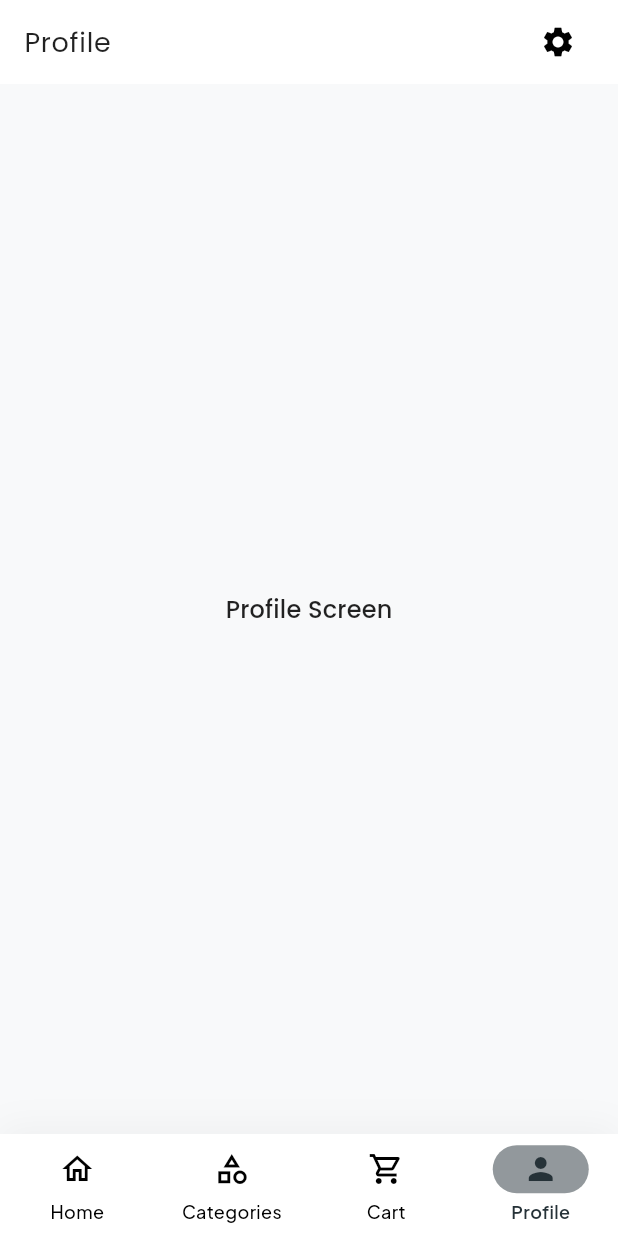
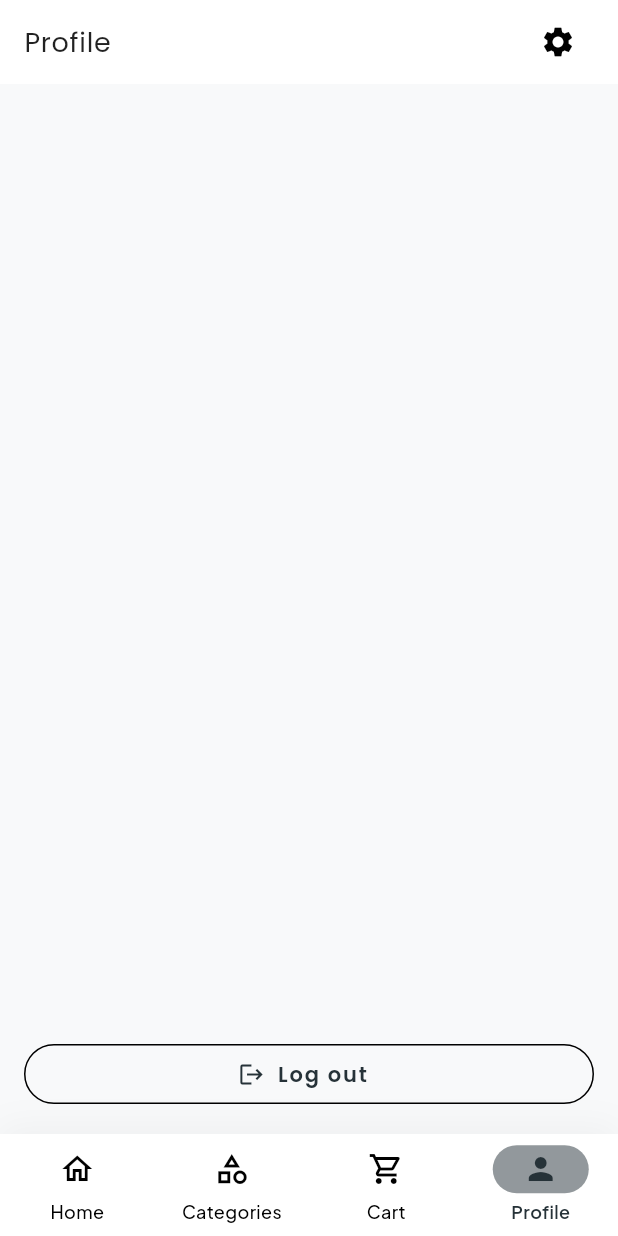
Before and after one commit to buildwithayush/refily, a Flutter app: the ProfileScreen screen opened by its route, on a phone screen of 412 x 824 dp. Run offline on Flutter 3.47's test engine with Material 3 defaults, Android fonts, the light colour scheme and no system bars; our stand-ins replace cached_network_image, flutter_dotenv, flutter_riverpod, freezed_annotation, go_router, google_fonts and 4 more; missing offline and left inert: isar_plus; accounts and stored records are empty; generated files the repository leaves out were written again.

Commit message:
feat(profile): add logout functionality with auth state integration

```diff
--- a/lib/features/profile/presentation/screens/profile_screen.dart
+++ b/lib/features/profile/presentation/screens/profile_screen.dart
@@ -1,32 +1,51 @@
 import 'package:flutter/material.dart';
+import 'package:flutter_riverpod/flutter_riverpod.dart';
 import 'package:go_router/go_router.dart';
 import 'package:refily/core/router/app_routes.dart';
 import 'package:refily/core/theme/theme_extension.dart';
+import 'package:refily/features/auth/presentation/providers/auth_controller.dart';
 
-class ProfileScreen extends StatefulWidget {
+class ProfileScreen extends ConsumerStatefulWidget {
   const ProfileScreen({super.key});
 
   @override
-  State<ProfileScreen> createState() => _ProfileScreenState();
+  ConsumerState<ProfileScreen> createState() => _ProfileScreenState();
 }
 
-class _ProfileScreenState extends State<ProfileScreen> {
+class _ProfileScreenState extends ConsumerState<ProfileScreen> {
   @override
   Widget build(BuildContext context) {
+    final authState = ref.watch(authControllerProvider);
+
     return Scaffold(
       appBar: AppBar(
         title: Row(
           children: [
             Text('Profile', style: context.textTheme.bodyLarge),
             const Spacer(),
-            IconButton(onPressed: () {
-              context.push(AppRoutes.settings);
-            }, icon: const Icon(Icons.settings)),
+            IconButton(
+              onPressed: () {
+                context.push(AppRoutes.settings);
+              },
+              icon: const Icon(Icons.settings),
+            ),
           ],
         ),
       ),
-      body: Center(
-        child: Text('Profile Screen', style: context.textTheme.titleMedium),
+      bottomNavigationBar: SafeArea(
+        child: Padding(
+          padding: const EdgeInsets.all(16),
+          child: SizedBox(
+            width: double.infinity,
+            child: OutlinedButton.icon(
+              onPressed: authState.isLoading
+                  ? null
+                  : () => ref.read(authControllerProvider.notifier).signOut(),
+              icon: const Icon(Icons.logout),
+              label: const Text('Log out'),
+            ),
+          ),
+        ),
       ),
     );
   }
```
